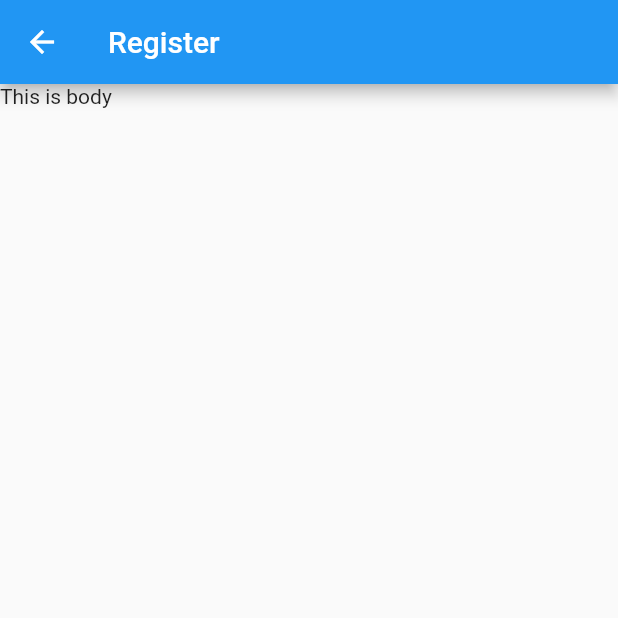
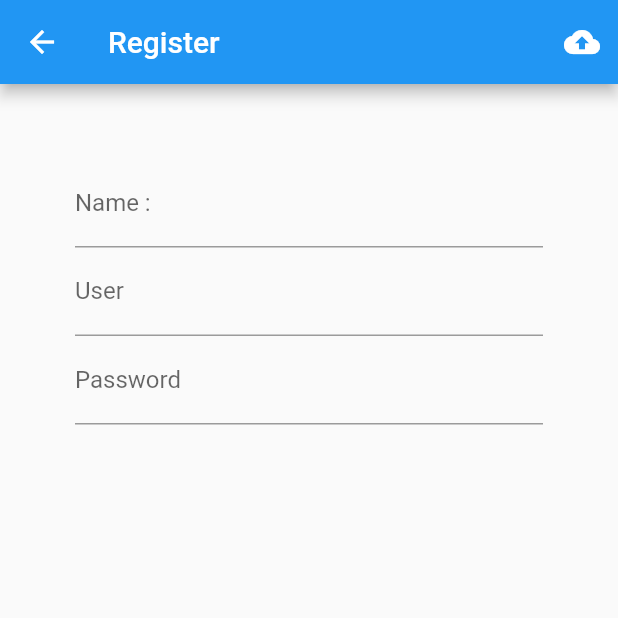
Before and after one commit to Sukanya1022/BeemineFood, a Flutter app: the Register screen opened directly, on a phone screen of 412 x 824 dp, the top half of it. Run offline on Flutter 3.47's test engine with Material 2 defaults, Android fonts, the phone set to English and light mode, and no system bars.

Commit message:
post data

```diff
--- a/lib/screens/register.dart
+++ b/lib/screens/register.dart
@@ -1,4 +1,6 @@
 import 'package:flutter/material.dart';
+import 'package:http/http.dart' show get;
+import 'dart:convert';
 
 class Register extends StatefulWidget {
   @override
@@ -6,12 +8,97 @@ class Register extends StatefulWidget {
 }
 
 class _RegisterState extends State<Register> {
+  final formKey = GlobalKey<FormState>();
+
+  String name, user, password;
+
+  Widget uploadBtn() {
+    return IconButton(
+      icon: Icon(Icons.cloud_upload),
+      onPressed: () {
+        print('you click register');
+        if (formKey.currentState.validate()) {
+          formKey.currentState.save();
+          print('name = $name, user = $user, password = $password');
+          uploadValueToServer();
+        }
+      },
+    );
+  }
+
+  void uploadValueToServer() async {
+    String urlPHP =
+        'https://www.androidthai.in.th/tid/addUserUng.php?isAdd=true&Name=$name&User=$user&Password=$password';
+
+        var response = await get(urlPHP);
+        var resultString = json.decode(response.body);
+        print('resultString ==> $resultString');
+  }
+
+  Widget nameTextFormField() {
+    return TextFormField(
+      decoration: InputDecoration(labelText: 'Name :', hintText: 'your name'),
+      validator: (String value) {
+        if (value.length == 0) {
+          return 'please fill name in blank';
+        }
+      },
+      onSaved: (String value) {
+        name = value;
+      },
+    );
+  }
+
+  Widget userTextFormField() {
+    return TextFormField(
+      decoration:
+          InputDecoration(labelText: 'User', hintText: 'type your user'),
+      validator: (String value) {
+        if (value.length == 0) {
+          return 'please fill username in blank';
+        }
+      },
+      onSaved: (String value) {
+        user = value;
+      },
+    );
+  }
+
+  Widget passwordTextFormFeild() {
+    return TextFormField(
+      decoration:
+          InputDecoration(labelText: 'Password', hintText: 'youe password'),
+      validator: (String value) {
+        if (value.length <= 5) {
+          return 'ต้องมีตัวอักษรมากกว่า 6 ตัว';
+        }
+      },
+      onSaved: (String value) {
+        password = value;
+      },
+    );
+  }
+
   @override
   Widget build(BuildContext context) {
     return Scaffold(
       appBar: AppBar(
         title: Text('Register'),
-      ),body: Text('This is body'),
+        actions: <Widget>[uploadBtn()],
+      ),
+      body: Form(
+        key: formKey,
+        child: Container(
+          padding: EdgeInsets.all(50.0),
+          child: Column(
+            children: <Widget>[
+              nameTextFormField(),
+              userTextFormField(),
+              passwordTextFormFeild()
+            ],
+          ),
+        ),
+      ),
     );
   }
 }
--- a/pubspec.yaml
+++ b/pubspec.yaml
@@ -23,6 +23,7 @@ dependencies:
   # The following adds the Cupertino Icons font to your application.
   # Use with the CupertinoIcons class for iOS style icons.
   cupertino_icons: ^0.1.2
+  http: ^0.12.0+2
 
 dev_dependencies:
   flutter_test:
```
Also changed, not shown: pubspec.lock.
